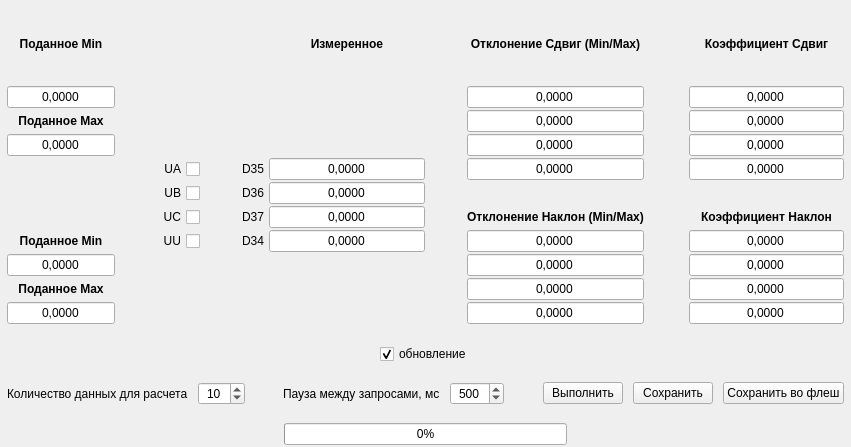
Above: classes/calibrationwidget/calibrationwidgetbrupowerdc.ui from vlarry/configurator before the change. Below: the same form after it.
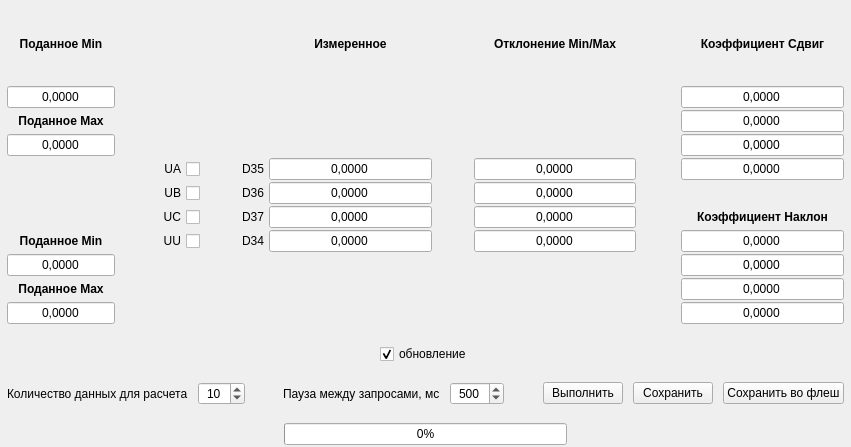
That is the form after the change. Custom widgets are drawn as their Qt base class.

Commit message: Изменение интерфейса калибровок БРУ по напряжению (вывод отклонений общий и для сдвига и для наклона); Доработка алгоритма калибровок БРУ по напряжению.

Diff of the .ui file:
```diff
--- a/classes/calibrationwidget/calibrationwidgetbrupowerdc.ui
+++ b/classes/calibrationwidget/calibrationwidgetbrupowerdc.ui
@@ -70,28 +70,6 @@
          </property>
         </widget>
        </item>
-       <item row="2" column="7">
-        <widget class="CLineEdit" name="lineEditDeviationUBShift">
-         <property name="sizePolicy">
-          <sizepolicy hsizetype="Expanding" vsizetype="Fixed">
-           <horstretch>0</horstretch>
-           <verstretch>0</verstretch>
-          </sizepolicy>
-         </property>
-         <property name="toolTip">
-          <string>Среднеквадратическое значение фазы В</string>
-         </property>
-         <property name="text">
-          <string>0,0000</string>
-         </property>
-         <property name="alignment">
-          <set>Qt::AlignCenter</set>
-         </property>
-         <property name="readOnly">
-          <bool>true</bool>
-         </property>
-        </widget>
-       </item>
        <item row="5" column="5">
         <widget class="CLineEdit" name="lineEditMeasuredD36">
          <property name="sizePolicy">
@@ -133,28 +111,6 @@
          </property>
         </widget>
        </item>
-       <item row="8" column="7">
-        <widget class="CLineEdit" name="lineEditDeviationUBIncline">
-         <property name="sizePolicy">
-          <sizepolicy hsizetype="Expanding" vsizetype="Fixed">
-           <horstretch>0</horstretch>
-           <verstretch>0</verstretch>
-          </sizepolicy>
-         </property>
-         <property name="toolTip">
-          <string>Среднеквадратическое значение фазы В</string>
-         </property>
-         <property name="text">
-          <string>0,0000</string>
-         </property>
-         <property name="alignment">
-          <set>Qt::AlignCenter</set>
-         </property>
-         <property name="readOnly">
-          <bool>true</bool>
-         </property>
-        </widget>
-       </item>
        <item row="9" column="9">
         <widget class="CLineEdit" name="lineEditFactorUCIncline">
          <property name="sizePolicy">
@@ -221,28 +177,6 @@
          </property>
         </widget>
        </item>
-       <item row="3" column="7">
-        <widget class="CLineEdit" name="lineEditDeviationUCShift">
-         <property name="sizePolicy">
-          <sizepolicy hsizetype="Expanding" vsizetype="Fixed">
-           <horstretch>0</horstretch>
-           <verstretch>0</verstretch>
-          </sizepolicy>
-         </property>
-         <property name="toolTip">
-          <string>Среднеквадратическое значение фазы С</string>
-         </property>
-         <property name="text">
-          <string>0,0000</string>
-         </property>
-         <property name="alignment">
-          <set>Qt::AlignCenter</set>
-         </property>
-         <property name="readOnly">
-          <bool>true</bool>
-         </property>
-        </widget>
-       </item>
        <item row="7" column="4">
         <widget class="QLabel" name="label_11">
          <property name="sizePolicy">
@@ -281,25 +215,6 @@
          </property>
         </widget>
        </item>
-       <item row="6" column="7">
-        <widget class="QLabel" name="label_16">
-         <property name="font">
-          <font>
-           <weight>75</weight>
-           <bold>true</bold>
-          </font>
-         </property>
-         <property name="text">
-          <string>Отклонение Наклон (Min/Max)</string>
-         </property>
-         <property name="scaledContents">
-          <bool>true</bool>
-         </property>
-         <property name="alignment">
-          <set>Qt::AlignCenter</set>
-         </property>
-        </widget>
-       </item>
        <item row="7" column="0">
         <widget class="QLabel" name="label_21">
          <property name="sizePolicy">
@@ -385,28 +300,6 @@
          </property>
         </widget>
        </item>
-       <item row="9" column="7">
-        <widget class="CLineEdit" name="lineEditDeviationUCIncline">
-         <property name="sizePolicy">
-          <sizepolicy hsizetype="Expanding" vsizetype="Fixed">
-           <horstretch>0</horstretch>
-           <verstretch>0</verstretch>
-          </sizepolicy>
-         </property>
-         <property name="toolTip">
-          <string>Среднеквадратическое значение фазы С</string>
-         </property>
-         <property name="text">
-          <string>0,0000</string>
-         </property>
-         <property name="alignment">
-          <set>Qt::AlignCenter</set>
-         </property>
-         <property name="readOnly">
-          <bool>true</bool>
-         </property>
-        </widget>
-       </item>
        <item row="6" column="2">
         <widget class="QCheckBox" name="checkBoxUC">
          <property name="sizePolicy">
@@ -499,28 +392,6 @@
          </property>
         </widget>
        </item>
-       <item row="4" column="7">
-        <widget class="CLineEdit" name="lineEditDeviationUMultiplierShift">
-         <property name="sizePolicy">
-          <sizepolicy hsizetype="Expanding" vsizetype="Fixed">
-           <horstretch>0</horstretch>
-           <verstretch>0</verstretch>
-          </sizepolicy>
-         </property>
-         <property name="toolTip">
-          <string>Среднеквадратическое значение фазы С</string>
-         </property>
-         <property name="text">
-          <string>0,0000</string>
-         </property>
-         <property name="alignment">
-          <set>Qt::AlignCenter</set>
-         </property>
-         <property name="readOnly">
-          <bool>true</bool>
-         </property>
-        </widget>
-       </item>
        <item row="2" column="0">
         <widget class="QLabel" name="label_15">
          <property name="sizePolicy">
@@ -568,50 +439,6 @@
          </property>
         </widget>
        </item>
-       <item row="1" column="7">
-        <widget class="CLineEdit" name="lineEditDeviationUAShift">
-         <property name="sizePolicy">
-          <sizepolicy hsizetype="Expanding" vsizetype="Fixed">
-           <horstretch>0</horstretch>
-           <verstretch>0</verstretch>
-          </sizepolicy>
-         </property>
-         <property name="toolTip">
-          <string>Среднеквадратическое значение фазы А</string>
-         </property>
-         <property name="text">
-          <string>0,0000</string>
-         </property>
-         <property name="alignment">
-          <set>Qt::AlignCenter</set>
-         </property>
-         <property name="readOnly">
-          <bool>true</bool>
-         </property>
-        </widget>
-       </item>
-       <item row="7" column="7">
-        <widget class="CLineEdit" name="lineEditDeviationUAIncline">
-         <property name="sizePolicy">
-          <sizepolicy hsizetype="Expanding" vsizetype="Fixed">
-           <horstretch>0</horstretch>
-           <verstretch>0</verstretch>
-          </sizepolicy>
-         </property>
-         <property name="toolTip">
-          <string>Среднеквадратическое значение фазы А</string>
-         </property>
-         <property name="text">
-          <string>0,0000</string>
-         </property>
-         <property name="alignment">
-          <set>Qt::AlignCenter</set>
-         </property>
-         <property name="readOnly">
-          <bool>true</bool>
-         </property>
-        </widget>
-       </item>
        <item row="6" column="4">
         <widget class="QLabel" name="label_6">
          <property name="sizePolicy">
@@ -875,28 +702,6 @@
          </property>
         </widget>
        </item>
-       <item row="10" column="7">
-        <widget class="CLineEdit" name="lineEditDeviationUMultiplierIncline">
-         <property name="sizePolicy">
-          <sizepolicy hsizetype="Expanding" vsizetype="Fixed">
-           <horstretch>0</horstretch>
-           <verstretch>0</verstretch>
-          </sizepolicy>
-         </property>
-         <property name="toolTip">
-          <string>Среднеквадратическое значение фазы С</string>
-         </property>
-         <property name="text">
-          <string>0,0000</string>
-         </property>
-         <property name="alignment">
-          <set>Qt::AlignCenter</set>
-         </property>
-         <property name="readOnly">
-          <bool>true</bool>
-         </property>
-        </widget>
-       </item>
        <item row="9" column="0">
         <widget class="QLabel" name="label_22">
          <property name="sizePolicy">
@@ -947,7 +752,7 @@
           </font>
          </property>
          <property name="text">
-          <string>Отклонение Сдвиг (Min/Max)</string>
+          <string>Отклонение Min/Max</string>
          </property>
          <property name="scaledContents">
           <bool>true</bool>
@@ -957,6 +762,94 @@
          </property>
         </widget>
        </item>
+       <item row="7" column="7">
+        <widget class="CLineEdit" name="lineEditDeviationUMultiplier">
+         <property name="sizePolicy">
+          <sizepolicy hsizetype="Expanding" vsizetype="Fixed">
+           <horstretch>0</horstretch>
+           <verstretch>0</verstretch>
+          </sizepolicy>
+         </property>
+         <property name="toolTip">
+          <string>Среднеквадратическое значение фазы С</string>
+         </property>
+         <property name="text">
+          <string>0,0000</string>
+         </property>
+         <property name="alignment">
+          <set>Qt::AlignCenter</set>
+         </property>
+         <property name="readOnly">
+          <bool>true</bool>
+         </property>
+        </widget>
+       </item>
+       <item row="6" column="7">
+        <widget class="CLineEdit" name="lineEditDeviationUC">
+         <property name="sizePolicy">
+          <sizepolicy hsizetype="Expanding" vsizetype="Fixed">
+           <horstretch>0</horstretch>
+           <verstretch>0</verstretch>
+          </sizepolicy>
+         </property>
+         <property name="toolTip">
+          <string>Среднеквадратическое значение фазы С</string>
+         </property>
+         <property name="text">
+          <string>0,0000</string>
+         </property>
+         <property name="alignment">
+          <set>Qt::AlignCenter</set>
+         </property>
+         <property name="readOnly">
+          <bool>true</bool>
+         </property>
+        </widget>
+       </item>
+       <item row="5" column="7">
+        <widget class="CLineEdit" name="lineEditDeviationUB">
+         <property name="sizePolicy">
+          <sizepolicy hsizetype="Expanding" vsizetype="Fixed">
+           <horstretch>0</horstretch>
+           <verstretch>0</verstretch>
+          </sizepolicy>
+         </property>
+         <property name="toolTip">
+          <string>Среднеквадратическое значение фазы В</string>
+         </property>
+         <property name="text">
+          <string>0,0000</string>
+         </property>
+         <property name="alignment">
+          <set>Qt::AlignCenter</set>
+         </property>
+         <property name="readOnly">
+          <bool>true</bool>
+         </property>
+        </widget>
+       </item>
+       <item row="4" column="7">
+        <widget class="CLineEdit" name="lineEditDeviationUA">
+         <property name="sizePolicy">
+          <sizepolicy hsizetype="Expanding" vsizetype="Fixed">
+           <horstretch>0</horstretch>
+           <verstretch>0</verstretch>
+          </sizepolicy>
+         </property>
+         <property name="toolTip">
+          <string>Среднеквадратическое значение фазы А</string>
+         </property>
+         <property name="text">
+          <string>0,0000</string>
+         </property>
+         <property name="alignment">
+          <set>Qt::AlignCenter</set>
+         </property>
+         <property name="readOnly">
+          <bool>true</bool>
+         </property>
+        </widget>
+       </item>
       </layout>
      </item>
      <item>
```
The commit also changes 3 other files.
